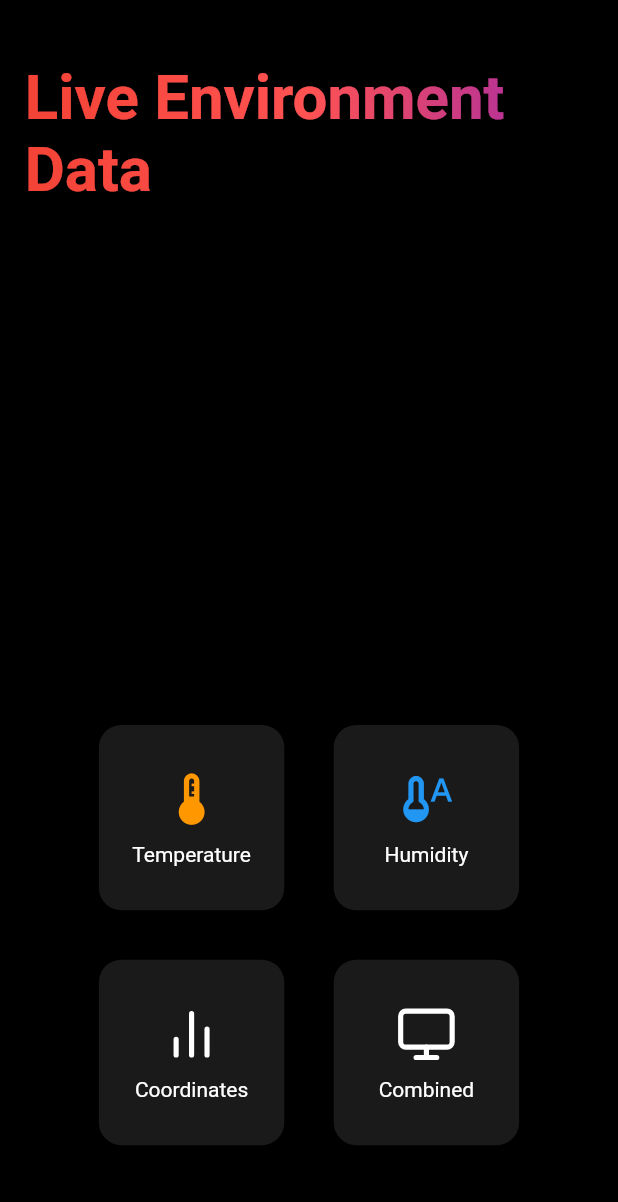
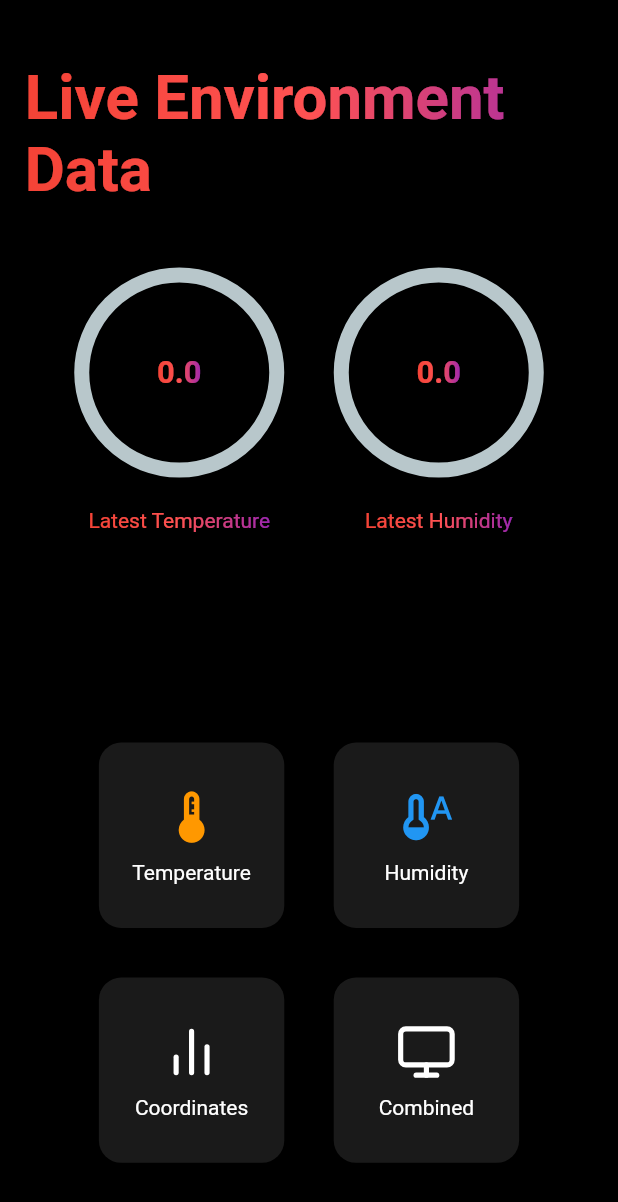
Before and after one commit to Utkarsh4517/iot-sql, a Flutter app: the screen it shows after launch, on a phone screen of 412 x 824 dp. Shown: the top 1202 px of the screen. Run offline on Flutter 3.47's test engine with Material 2 defaults, Android fonts, the phone set to English and light mode, and no system bars; drawn by our look-alikes of percent_indicator, simple_gradient_text; our stand-ins replace feather_icons, fl_chart; missing offline and left inert: mysql1; Roboto replaces fonts that are missing (Lexend).

Commit message:
added latest temp and latest humidity on homepage

```diff
--- a/lib/homepage.dart
+++ b/lib/homepage.dart
@@ -1,6 +1,7 @@
 import 'package:feather_icons/feather_icons.dart';
 import 'package:flutter/material.dart';
 import 'package:intl/intl.dart';
+import 'package:percent_indicator/circular_percent_indicator.dart';
 import 'package:simple_gradient_text/simple_gradient_text.dart';
 import 'package:sqltest/components/combined.dart';
 import 'package:sqltest/components/coordinates.dart';
@@ -29,7 +30,41 @@ class _HomePageState extends State<HomePage> {
   // get latest temp and humidty
   var db = MySqlServer();
 
+  void getTempData() {
+    db.getConnection().then((conn) {
+      String sql =
+          'select Temperature from IOT order by Timestamp DESC limit 1';
 
+      conn.query(sql).then((results) {
+        for (var row in results) {
+          setState(() {
+            latestTemp = row[0];
+          });
+        }
+      });
+    });
+  }
+
+  void getHumidityData() {
+    db.getConnection().then((conn) {
+      String sql = 'select Humidity from IOT order by Timestamp DESC limit 1';
+
+      conn.query(sql).then((results) {
+        for (var row in results) {
+          setState(() {
+            latestHumidity = row[0];
+          });
+        }
+      });
+    });
+  }
+
+  @override
+  void initState() {
+    getTempData();
+    getHumidityData();
+    super.initState();
+  }
 
   @override
   Widget build(BuildContext context) {
@@ -51,7 +86,60 @@ class _HomePageState extends State<HomePage> {
                     fontWeight: FontWeight.bold),
               ),
             ),
-            SizedBox(height: screenWidth * 0.8),
+            Container(
+              margin: EdgeInsets.symmetric(
+                  horizontal: screenWidth * 0.04, vertical: screenWidth * 0.1),
+              child: Row(
+                mainAxisAlignment: MainAxisAlignment.spaceEvenly,
+                children: [
+                  Column(
+                    children: [
+                      CircularPercentIndicator(
+                        radius: 70,
+                        lineWidth: 10,
+                        percent: latestTemp / 100,
+                        progressColor: Colors.blue,
+                        animation: true,
+                        center: GradientText('$latestTemp', colors: const [
+                          Colors.red,
+                          Colors.redAccent,
+                          Colors.purple
+                        ], style: TextStyle(fontSize: screenWidth * 0.05, fontWeight: FontWeight.bold),),
+                      ),
+                      SizedBox(height: screenWidth * 0.05),
+                      GradientText('Latest Temperature', colors: const [
+                        Colors.red,
+                        Colors.redAccent,
+                        Colors.purple
+                      ], )
+                    ],
+                  ),
+                  Column(
+                    children: [
+                      CircularPercentIndicator(
+                        radius: 70,
+                        lineWidth: 10,
+                        percent: latestHumidity / 100,
+                        progressColor: Colors.blueAccent,
+                        animation: true,
+                        center: GradientText('$latestHumidity', colors: const [
+                          Colors.red,
+                          Colors.redAccent,
+                          Colors.purple
+                        ], style: TextStyle(fontSize: screenWidth * 0.05, fontWeight: FontWeight.bold),),
+                      ),
+                      SizedBox(height: screenWidth * 0.05),
+                      GradientText('Latest Humidity', colors: const [
+                        Colors.red,
+                        Colors.redAccent,
+                        Colors.purple
+                      ])
+                    ],
+                  )
+                ],
+              ),
+            ),
+            SizedBox(height: screenWidth * 0.2),
             const Wrap(
               children: [
                 GraphContainer(
```
